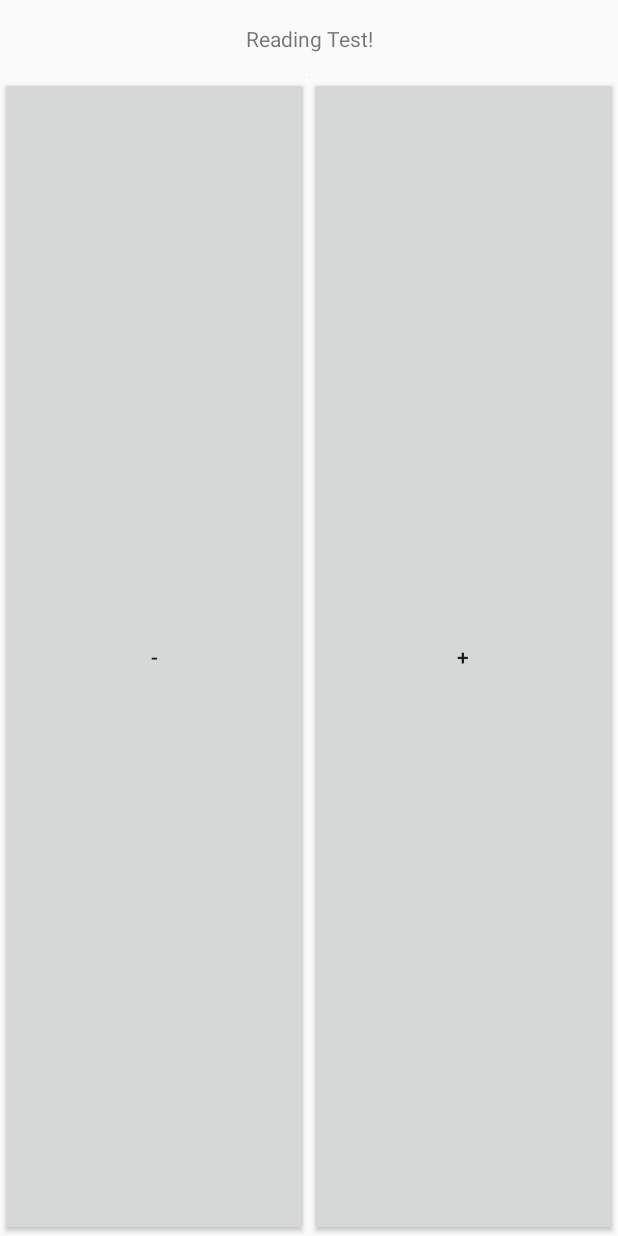
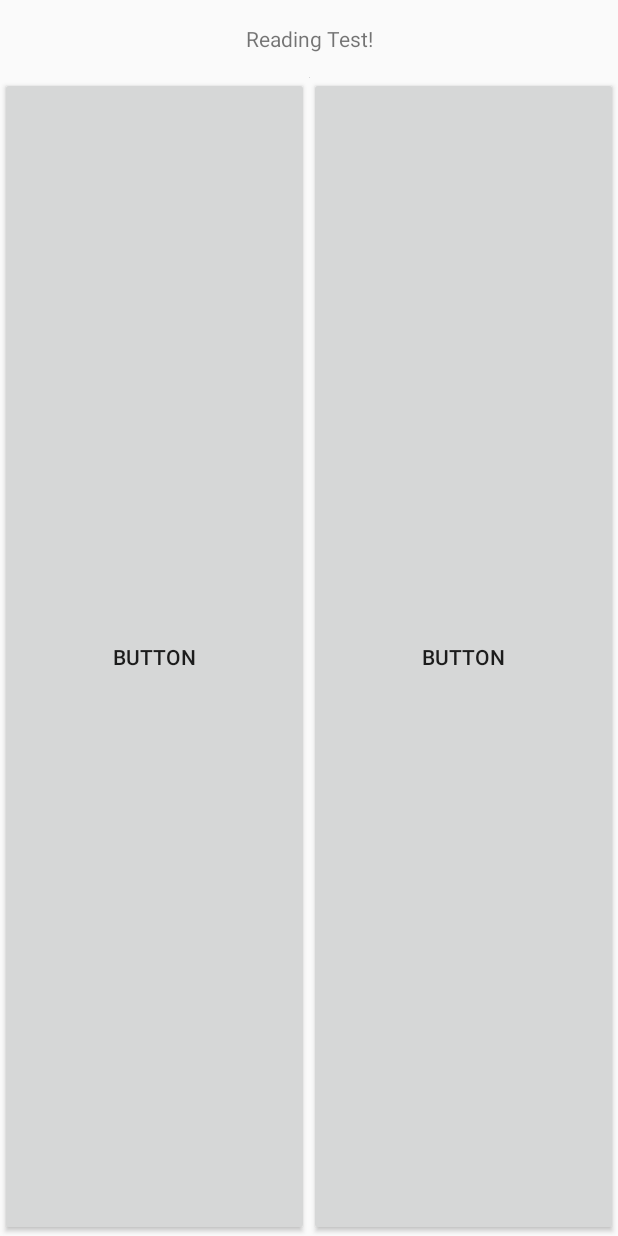
Before and after one commit to 1808097/Honours-Project-1808097, an Android app: the layout activity_reading.xml on its own in the app's theme, with its tools: preview values and no code run, on a phone screen of 412 x 824 dp. Run offline under Robolectric (Android 15) with nearby library versions, the phone set to English and light mode, and no system bars; network calls fail.

Commit message:
Filter manga based on language
Touched up on button visibility,
Made app display even manga with no chapters

```diff
--- a/app/src/main/java/com/example/honoursproject/MainActivity.java
+++ b/app/src/main/java/com/example/honoursproject/MainActivity.java
@@ -121,6 +121,7 @@ public class MainActivity extends AppCompatActivity implements SearchView.OnQuer
         queue.add(mangaRequest);
 
         btn_submit.setEnabled(true);
+        btn_submit.setVisibility(View.VISIBLE);
 
         return true;
     }
--- a/app/src/main/java/com/example/honoursproject/MangaActivity.java
+++ b/app/src/main/java/com/example/honoursproject/MangaActivity.java
@@ -37,6 +37,7 @@ import org.json.JSONObject;
 public class MangaActivity extends AppCompatActivity {
 
     public static final int CHAPTER_NUMBER_LIMIT = 10;
+    public static final String CHOSEN_LANGUAGE = "en";
 
     private TextView tv_title;
     private TextView tv_author;
@@ -172,6 +173,7 @@ public class MangaActivity extends AppCompatActivity {
         Uri.Builder chapterBuilder = uri.buildUpon();
         chapterBuilder.appendQueryParameter("manga", launcher.getStringExtra("MANGA_ID"));
         chapterBuilder.appendQueryParameter("limit", Integer.toString(CHAPTER_NUMBER_LIMIT));
+        chapterBuilder.appendQueryParameter("translatedLanguage[]", CHOSEN_LANGUAGE);
         String chapterUrl = chapterBuilder.build().toString();
 
         StringRequest chapterRequest = new StringRequest(Request.Method.GET, chapterUrl,
--- a/app/src/main/java/com/example/honoursproject/MangaActivityRecyclerViewAdapter.java
+++ b/app/src/main/java/com/example/honoursproject/MangaActivityRecyclerViewAdapter.java
@@ -56,10 +56,15 @@ public class MangaActivityRecyclerViewAdapter extends RecyclerView.Adapter<Manga
 
     @Override
     public void onBindViewHolder(@NonNull MangaActivityRecyclerViewAdapter.MangaActivityViewHolder holder, final int position) {
+        if(chapters[position]==null){
+
+        }
+        else{
             TextView tv = holder.itemView.findViewById(R.id.tv_chapter_recycler_view);
             tv.setText(chapters[position][1]);
 
             Button button = holder.itemView.findViewById(R.id.btn_chapter_recycler_button);
+            button.setVisibility(View.VISIBLE);
             button.setOnClickListener(new View.OnClickListener() {
                 @Override
                 public void onClick(View v) {
@@ -69,6 +74,7 @@ public class MangaActivityRecyclerViewAdapter extends RecyclerView.Adapter<Manga
                     context.startActivity(intent);
                 }
             });
+        }
     }
 
     @Override
--- a/app/src/main/res/layout/activity_main.xml
+++ b/app/src/main/res/layout/activity_main.xml
@@ -28,6 +28,7 @@
         android:layout_width="wrap_content"
         android:layout_height="wrap_content"
         android:layout_marginTop="16dp"
+        android:visibility="invisible"
         app:layout_constraintEnd_toEndOf="parent"
         app:layout_constraintStart_toStartOf="parent"
         app:layout_constraintTop_toBottomOf="@+id/tv_change" />
--- a/app/src/main/res/layout/activity_manga_recycler_view.xml
+++ b/app/src/main/res/layout/activity_manga_recycler_view.xml
@@ -22,6 +22,8 @@
         android:layout_height="wrap_content"
         android:layout_marginTop="16dp"
         android:layout_marginBottom="16dp"
+        android:text="@string/btn_chapter_recycler_button"
+        android:visibility="invisible"
         app:layout_constraintBottom_toBottomOf="parent"
         app:layout_constraintEnd_toEndOf="parent"
         app:layout_constraintHorizontal_bias="0.5"
--- a/app/src/main/res/layout/activity_reading.xml
+++ b/app/src/main/res/layout/activity_reading.xml
@@ -30,23 +30,23 @@
         android:id="@+id/btn_goto_left_page"
         android:layout_width="0dp"
         android:layout_height="0dp"
-        android:text="@string/btn_goto_left_page"
         android:visibility="visible"
         app:layout_constraintBottom_toBottomOf="parent"
         app:layout_constraintEnd_toStartOf="@+id/btn_goto_right_page"
         app:layout_constraintHorizontal_bias="0.5"
         app:layout_constraintStart_toStartOf="parent"
-        app:layout_constraintTop_toTopOf="@+id/iv_manga_test" />
+        app:layout_constraintTop_toTopOf="@+id/iv_manga_test"
+        tools:text="Button" />
 
     <Button
         android:id="@+id/btn_goto_right_page"
         android:layout_width="0dp"
         android:layout_height="0dp"
-        android:text="@string/btn_goto_right_page"
         android:visibility="visible"
         app:layout_constraintBottom_toBottomOf="parent"
         app:layout_constraintEnd_toEndOf="parent"
         app:layout_constraintHorizontal_bias="0.5"
         app:layout_constraintStart_toEndOf="@+id/btn_goto_left_page"
-        app:layout_constraintTop_toTopOf="@+id/iv_manga_test" />
+        app:layout_constraintTop_toTopOf="@+id/iv_manga_test"
+        tools:text="Button" />
 </androidx.constraintlayout.widget.ConstraintLayout>
--- a/app/src/main/res/values/strings.xml
+++ b/app/src/main/res/values/strings.xml
@@ -7,11 +7,10 @@
     <!--Main Activity Values-->
     <string name="tv_read_test">Testing Reading!</string>
 
+    <!--Manga Activity Values-->
+    <string name="btn_chapter_recycler_button">Read</string>
+
     <!--Reading Activity Values-->
     <string name="tv_test_value">Reading Test!</string>
 
-    <!---->
-    <string name="btn_goto_left_page">-</string>
-    <string name="btn_goto_right_page">+</string>
-
 </resources>
```
Lines whose indentation alone changed are shown as unchanged.
